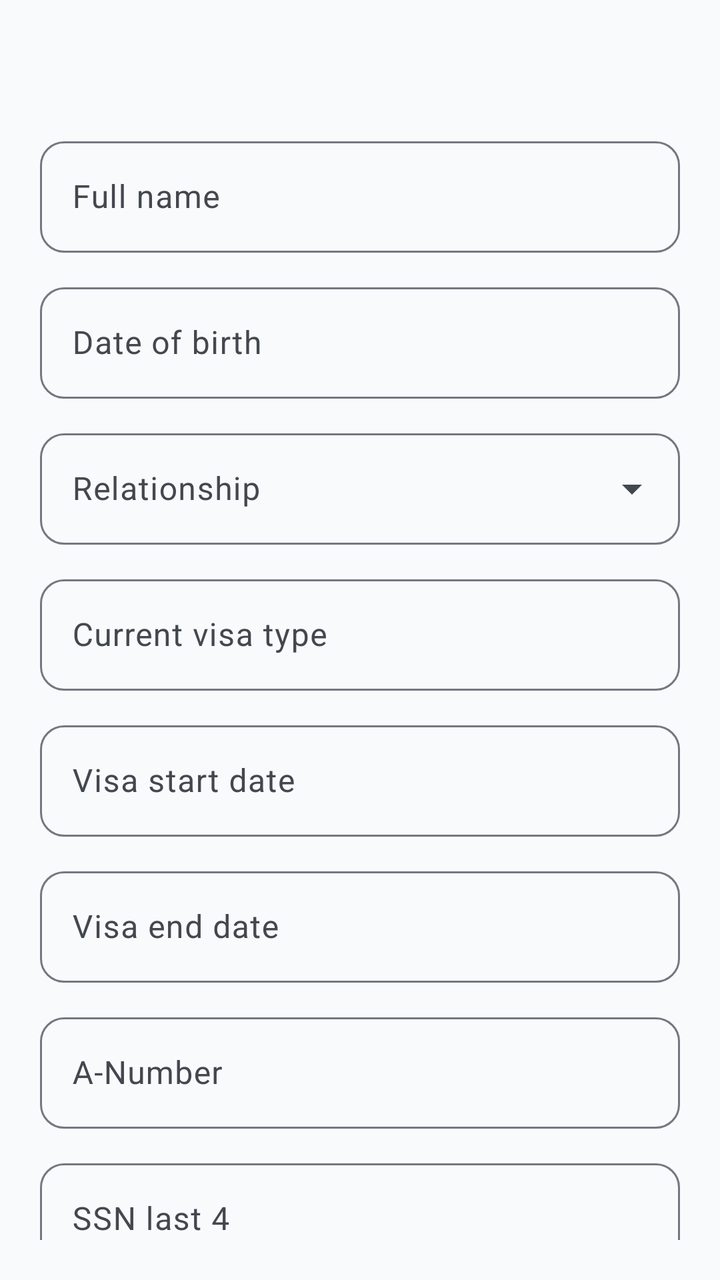
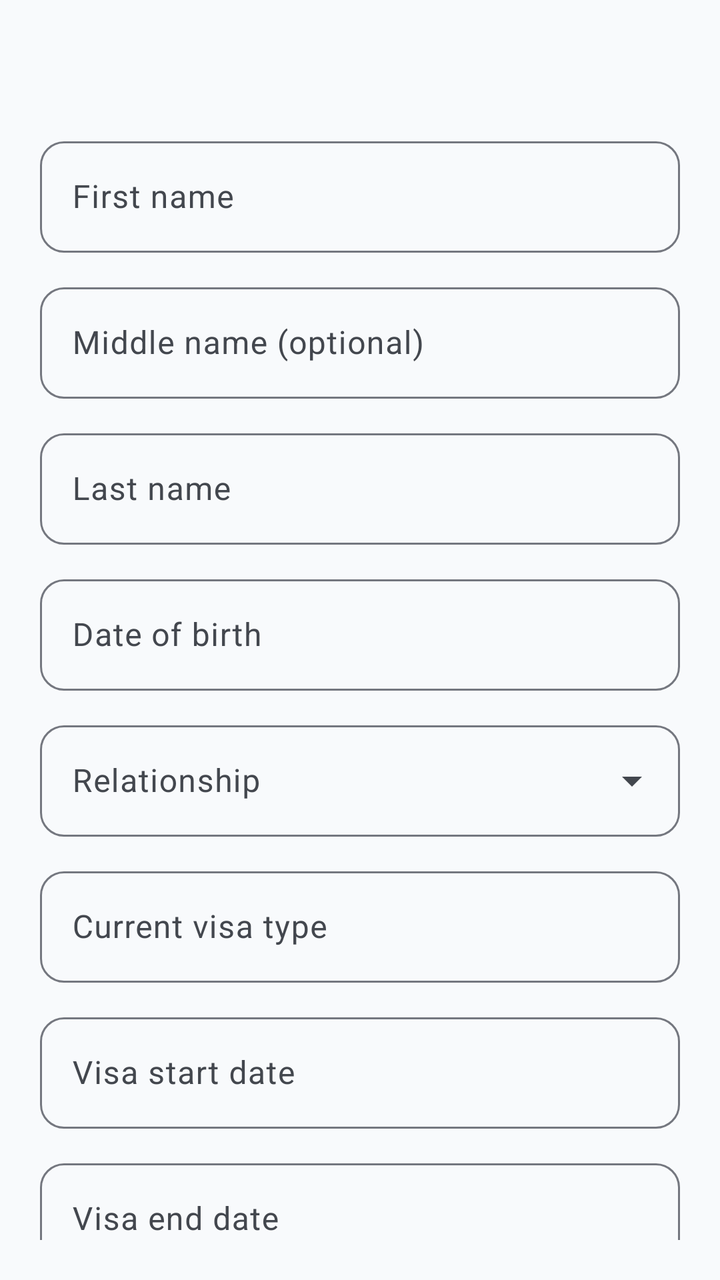

Two renders of the same Android screen: before a commit and after it. Below are the layout's source before the change and the commit's diff.
<!-- AndroidManifest.xml: application theme Theme.ImmigrantVault -->
<!-- res/layout/bottom_sheet_person_form.xml -->
<?xml version="1.0" encoding="utf-8"?>
<androidx.core.widget.NestedScrollView xmlns:android="http://schemas.android.com/apk/res/android"
    android:layout_width="match_parent"
    android:layout_height="wrap_content"
    android:padding="@dimen/form_padding">

    <LinearLayout
        android:layout_width="match_parent"
        android:layout_height="wrap_content"
        android:orientation="vertical">

        <TextView
            android:id="@+id/form_title"
            android:layout_width="match_parent"
            android:layout_height="wrap_content"
            android:layout_marginBottom="16dp"
            android:textAppearance="@style/TextAppearance.ImmigrantVault.FormTitle" />

        <com.google.android.material.textfield.TextInputLayout
            android:id="@+id/input_name_layout"
            style="@style/Widget.ImmigrantVault.TextInputLayout"
            android:layout_width="match_parent"
            android:layout_height="wrap_content"
            android:hint="@string/label_name">

            <com.google.android.material.textfield.TextInputEditText
                android:id="@+id/input_name"
                android:layout_width="match_parent"
                android:layout_height="wrap_content"
                android:inputType="textPersonName" />

        </com.google.android.material.textfield.TextInputLayout>

        <com.google.android.material.textfield.TextInputLayout
            android:id="@+id/input_date_of_birth_layout"
            style="@style/Widget.ImmigrantVault.TextInputLayout"
            android:layout_width="match_parent"
            android:layout_height="wrap_content"
            android:layout_marginTop="@dimen/form_field_spacing"
            android:hint="@string/label_date_of_birth">

            <com.google.android.material.textfield.TextInputEditText
                android:id="@+id/input_date_of_birth"
                android:layout_width="match_parent"
                android:layout_height="wrap_content"
                android:focusable="false"
                android:inputType="none" />

        </com.google.android.material.textfield.TextInputLayout>

        <com.google.android.material.textfield.TextInputLayout
            android:id="@+id/input_relationship_layout"
            style="@style/Widget.ImmigrantVault.TextInputLayout.ExposedDropdownMenu"
            android:layout_width="match_parent"
            android:layout_height="wrap_content"
            android:layout_marginTop="@dimen/form_field_spacing"
            android:hint="@string/label_relationship">

            <AutoCompleteTextView
                android:id="@+id/input_relationship"
                android:layout_width="match_parent"
                android:layout_height="wrap_content"
                android:inputType="none" />

        </com.google.android.material.textfield.TextInputLayout>

        <com.google.android.material.textfield.TextInputLayout
            android:id="@+id/input_visa_type_layout"
            style="@style/Widget.ImmigrantVault.TextInputLayout"
            android:layout_width="match_parent"
            android:layout_height="wrap_content"
            android:layout_marginTop="@dimen/form_field_spacing"
            android:hint="@string/label_visa_type">

            <com.google.android.material.textfield.TextInputEditText
                android:id="@+id/input_visa_type"
                android:layout_width="match_parent"
                android:layout_height="wrap_content"
                android:inputType="text" />

        </com.google.android.material.textfield.TextInputLayout>

        <com.google.android.material.textfield.TextInputLayout
            android:id="@+id/input_visa_start_layout"
            style="@style/Widget.ImmigrantVault.TextInputLayout"
            android:layout_width="match_parent"
            android:layout_height="wrap_content"
            android:layout_marginTop="@dimen/form_field_spacing"
            android:hint="@string/label_visa_start">

            <com.google.android.material.textfield.TextInputEditText
                android:id="@+id/input_visa_start"
                android:layout_width="match_parent"
                android:layout_height="wrap_content"
                android:focusable="false"
                android:inputType="none" />

        </com.google.android.material.textfield.TextInputLayout>

        <com.google.android.material.textfield.TextInputLayout
            android:id="@+id/input_visa_end_layout"
            style="@style/Widget.ImmigrantVault.TextInputLayout"
            android:layout_width="match_parent"
            android:layout_height="wrap_content"
            android:layout_marginTop="@dimen/form_field_spacing"
            android:hint="@string/label_visa_end">

            <com.google.android.material.textfield.TextInputEditText
                android:id="@+id/input_visa_end"
                android:layout_width="match_parent"
                android:layout_height="wrap_content"
                android:focusable="false"
                android:inputType="none" />

        </com.google.android.material.textfield.TextInputLayout>

        <com.google.android.material.textfield.TextInputLayout
            android:id="@+id/input_a_number_layout"
            style="@style/Widget.ImmigrantVault.TextInputLayout"
            android:layout_width="match_parent"
            android:layout_height="wrap_content"
            android:layout_marginTop="@dimen/form_field_spacing"
            android:hint="@string/label_a_number">

            <com.google.android.material.textfield.TextInputEditText
                android:id="@+id/input_a_number"
                android:layout_width="match_parent"
                android:layout_height="wrap_content"
                android:inputType="text" />

        </com.google.android.material.textfield.TextInputLayout>

        <com.google.android.material.textfield.TextInputLayout
            android:id="@+id/input_ssn_last4_layout"
            style="@style/Widget.ImmigrantVault.TextInputLayout"
            android:layout_width="match_parent"
            android:layout_height="wrap_content"
            android:layout_marginTop="@dimen/form_field_spacing"
            android:hint="@string/label_ssn_last4">

            <com.google.android.material.textfield.TextInputEditText
                android:id="@+id/input_ssn_last4"
                android:layout_width="match_parent"
                android:layout_height="wrap_content"
                android:inputType="number"
                android:maxLength="4" />

        </com.google.android.material.textfield.TextInputLayout>

        <com.google.android.material.textfield.TextInputLayout
            android:id="@+id/input_country_layout"
            style="@style/Widget.ImmigrantVault.TextInputLayout"
            android:layout_width="match_parent"
            android:layout_height="wrap_content"
            android:layout_marginTop="@dimen/form_field_spacing"
            android:hint="@string/label_country_birth">

            <com.google.android.material.textfield.TextInputEditText
                android:id="@+id/input_country"
                android:layout_width="match_parent"
                android:layout_height="wrap_content"
                android:inputType="text" />

        </com.google.android.material.textfield.TextInputLayout>

        <com.google.android.material.textfield.TextInputLayout
            android:id="@+id/input_current_employer_layout"
            style="@style/Widget.ImmigrantVault.TextInputLayout"
            android:layout_width="match_parent"
            android:layout_height="wrap_content"
            android:layout_marginTop="@dimen/form_field_spacing"
            android:hint="@string/label_current_employer">

            <com.google.android.material.textfield.TextInputEditText
                android:id="@+id/input_current_employer"
                android:layout_width="match_parent"
                android:layout_height="wrap_content"
                android:inputType="text" />

        </com.google.android.material.textfield.TextInputLayout>

        <com.google.android.material.textfield.TextInputLayout
            android:id="@+id/input_current_role_layout"
            style="@style/Widget.ImmigrantVault.TextInputLayout"
            android:layout_width="match_parent"
            android:layout_height="wrap_content"
            android:layout_marginTop="@dimen/form_field_spacing"
            android:hint="@string/label_current_role">

            <com.google.android.material.textfield.TextInputEditText
                android:id="@+id/input_current_role"
                android:layout_width="match_parent"
                android:layout_height="wrap_content"
                android:inputType="text" />

        </com.google.android.material.textfield.TextInputLayout>

        <com.google.android.material.textfield.TextInputLayout
            android:id="@+id/input_notes_layout"
            style="@style/Widget.ImmigrantVault.TextInputLayout"
            android:layout_width="match_parent"
            android:layout_height="wrap_content"
            android:layout_marginTop="@dimen/form_field_spacing"
            android:hint="@string/label_notes">

            <com.google.android.material.textfield.TextInputEditText
                android:id="@+id/input_notes"
                android:layout_width="match_parent"
                android:layout_height="wrap_content"
                android:inputType="textMultiLine"
                android:minLines="2" />

        </com.google.android.material.textfield.TextInputLayout>

        <LinearLayout
            android:layout_width="match_parent"
            android:layout_height="wrap_content"
            android:layout_marginTop="16dp"
            android:gravity="end"
            android:orientation="horizontal">

            <com.google.android.material.button.MaterialButton
                android:id="@+id/btn_cancel"
                style="@style/Widget.ImmigrantVault.Button.Text"
                android:layout_width="wrap_content"
                android:layout_height="wrap_content"
                android:text="@string/action_cancel" />

            <com.google.android.material.button.MaterialButton
                android:id="@+id/btn_save"
                android:layout_width="wrap_content"
                android:layout_height="wrap_content"
                android:layout_marginStart="8dp"
                android:text="@string/action_save" />

        </LinearLayout>

    </LinearLayout>

</androidx.core.widget.NestedScrollView>
<!-- resources referenced by this layout -->
<resources>
  <dimen name="form_field_spacing">12dp</dimen>
  <dimen name="form_padding">20dp</dimen>
  <string name="action_cancel">Cancel</string>
  <string name="action_save">Save</string>
  <string name="label_a_number">A-Number</string>
  <string name="label_country_birth">Country of birth</string>
  <string name="label_current_employer">Current employer</string>
  <string name="label_current_role">Current role</string>
  <string name="label_date_of_birth">Date of birth</string>
  <string name="label_name">Full name</string>
  <string name="label_notes">Notes</string>
  <string name="label_relationship">Relationship</string>
  <string name="label_ssn_last4">SSN last 4</string>
  <string name="label_visa_end">Visa end date</string>
  <string name="label_visa_start">Visa start date</string>
  <string name="label_visa_type">Current visa type</string>
  <style name="TextAppearance.ImmigrantVault.FormTitle" parent="TextAppearance.Material3.TitleLarge">
          <item name="android:textColor">?attr/colorOnSurface</item>
          <item name="android:letterSpacing">0</item>
      </style>
  <style name="Theme.ImmigrantVault" parent="Base.Theme.ImmigrantVault" />
  <style name="ShapeAppearance.ImmigrantVault.SmallComponent" parent="ShapeAppearance.Material3.SmallComponent">
          <item name="cornerFamily">rounded</item>
          <item name="cornerSize">@dimen/corner_small</item>
      </style>
  <dimen name="corner_small">12dp</dimen>
  <color name="md_theme_primary">#1B3A5C</color>
  <color name="md_theme_on_primary">#FFFFFF</color>
  <color name="md_theme_primary_container">#D4E3F3</color>
  <color name="md_theme_on_primary_container">#0A1F33</color>
  <color name="md_theme_secondary">#2A9D8F</color>
  <color name="md_theme_on_secondary">#FFFFFF</color>
  <color name="md_theme_secondary_container">#B8E8E0</color>
  <color name="md_theme_on_secondary_container">#0A3D36</color>
  <color name="md_theme_tertiary">#E9C46A</color>
  <color name="md_theme_on_tertiary">#3D2F00</color>
  <color name="md_theme_tertiary_container">#FFF0C2</color>
  <color name="md_theme_on_tertiary_container">#4A3800</color>
  <color name="md_theme_error">#BA1A1A</color>
  <color name="md_theme_on_error">#FFFFFF</color>
  <color name="md_theme_error_container">#FFDAD6</color>
  <color name="md_theme_on_error_container">#410002</color>
  <color name="md_theme_background">#F8FAFC</color>
  <color name="md_theme_on_background">#1A1C1E</color>
  <color name="md_theme_surface">#FFFFFF</color>
  <color name="md_theme_on_surface">#1A1C1E</color>
  <color name="md_theme_surface_variant">#E8EEF4</color>
  <color name="md_theme_on_surface_variant">#43474E</color>
  <color name="md_theme_outline">#74777F</color>
  <color name="md_theme_outline_variant">#C4C7CF</color>
  <style name="ShapeAppearance.ImmigrantVault.MediumComponent" parent="ShapeAppearance.Material3.MediumComponent">
          <item name="cornerFamily">rounded</item>
          <item name="cornerSize">@dimen/corner_medium</item>
      </style>
  <style name="ShapeAppearance.ImmigrantVault.LargeComponent" parent="ShapeAppearance.Material3.LargeComponent">
          <item name="cornerFamily">rounded</item>
          <item name="cornerSize">@dimen/corner_extra_large</item>
      </style>
  <style name="ThemeOverlay.ImmigrantVault.BottomSheetDialog" parent="ThemeOverlay.Material3.BottomSheetDialog">
          <item name="bottomSheetStyle">@style/Widget.ImmigrantVault.BottomSheet</item>
      </style>
  <dimen name="corner_medium">16dp</dimen>
  <dimen name="corner_extra_large">28dp</dimen>
  <dimen name="corner_large">20dp</dimen>
  <dimen name="elevation_card">2dp</dimen>
  <!-- unchanged entries left out for length: 9 -->
</resources>

<!-- the commit's change to res/layout/bottom_sheet_person_form.xml (unified diff, before → after) -->
@@ -17,14 +17,46 @@
             android:textAppearance="@style/TextAppearance.ImmigrantVault.FormTitle" />
 
         <com.google.android.material.textfield.TextInputLayout
-            android:id="@+id/input_name_layout"
-            style="@style/Widget.ImmigrantVault.TextInputLayout"
-            android:layout_width="match_parent"
-            android:layout_height="wrap_content"
-            android:hint="@string/label_name">
-
-            <com.google.android.material.textfield.TextInputEditText
-                android:id="@+id/input_name"
+            android:id="@+id/input_first_name_layout"
+            style="@style/Widget.ImmigrantVault.TextInputLayout"
+            android:layout_width="match_parent"
+            android:layout_height="wrap_content"
+            android:hint="@string/label_first_name">
+
+            <com.google.android.material.textfield.TextInputEditText
+                android:id="@+id/input_first_name"
+                android:layout_width="match_parent"
+                android:layout_height="wrap_content"
+                android:inputType="textPersonName" />
+
+        </com.google.android.material.textfield.TextInputLayout>
+
+        <com.google.android.material.textfield.TextInputLayout
+            android:id="@+id/input_middle_name_layout"
+            style="@style/Widget.ImmigrantVault.TextInputLayout"
+            android:layout_width="match_parent"
+            android:layout_height="wrap_content"
+            android:layout_marginTop="@dimen/form_field_spacing"
+            android:hint="@string/label_middle_name_optional">
+
+            <com.google.android.material.textfield.TextInputEditText
+                android:id="@+id/input_middle_name"
+                android:layout_width="match_parent"
+                android:layout_height="wrap_content"
+                android:inputType="textPersonName" />
+
+        </com.google.android.material.textfield.TextInputLayout>
+
+        <com.google.android.material.textfield.TextInputLayout
+            android:id="@+id/input_last_name_layout"
+            style="@style/Widget.ImmigrantVault.TextInputLayout"
+            android:layout_width="match_parent"
+            android:layout_height="wrap_content"
+            android:layout_marginTop="@dimen/form_field_spacing"
+            android:hint="@string/label_last_name">
+
+            <com.google.android.material.textfield.TextInputEditText
+                android:id="@+id/input_last_name"
                 android:layout_width="match_parent"
                 android:layout_height="wrap_content"
                 android:inputType="textPersonName" />
<!-- resource entries referenced after the edit -->
@@ -9,7 +9,9 @@
   <string name="label_current_employer">Current employer</string>
   <string name="label_current_role">Current role</string>
   <string name="label_date_of_birth">Date of birth</string>
-  <string name="label_name">Full name</string>
+  <string name="label_first_name">First name</string>
+  <string name="label_last_name">Last name</string>
+  <string name="label_middle_name_optional">Middle name (optional)</string>
   <string name="label_notes">Notes</string>
   <string name="label_relationship">Relationship</string>
   <string name="label_ssn_last4">SSN last 4</string>
